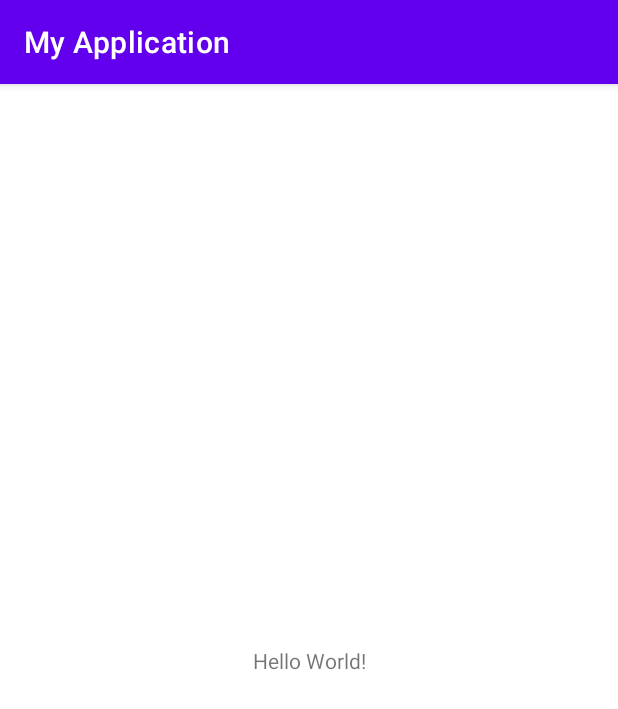
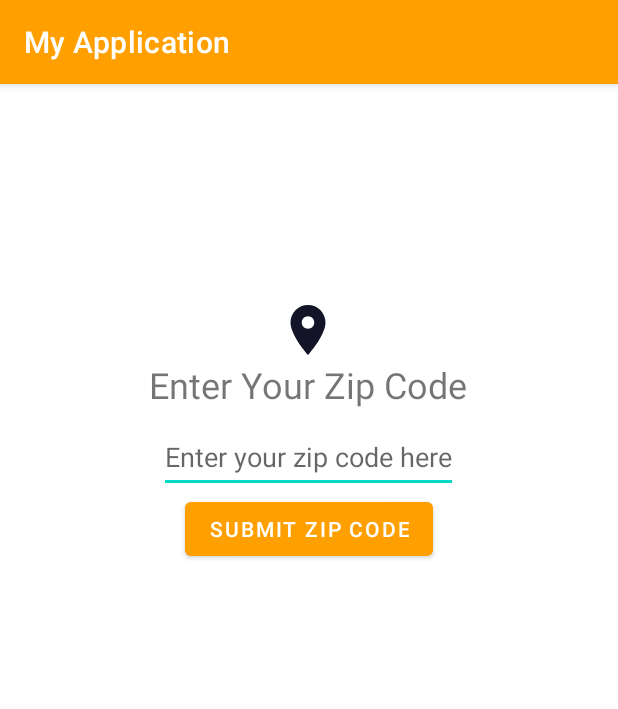
Before and after one commit to Uduak-umanah/gitWork, an Android app: the screen it shows after launch (MainActivity), on a phone screen of 412 x 824 dp. Shown: the top 709 px of the screen. Run offline under Robolectric (Android 15) with nearby library versions, the phone set to English and light mode, and no system bars.

Commit message:
inseert additional files

```diff
--- a/app/src/main/java/com/uduak/myapplication/MainActivity.kt
+++ b/app/src/main/java/com/uduak/myapplication/MainActivity.kt
@@ -2,12 +2,21 @@ package com.uduak.myapplication
 
 import androidx.appcompat.app.AppCompatActivity
 import android.os.Bundle
+import android.widget.Toast
+import kotlinx.android.synthetic.main.activity_main.*
 
 class MainActivity : AppCompatActivity() {
     // region Set up methods
     override fun onCreate(savedInstanceState: Bundle?) {
         super.onCreate(savedInstanceState)
         setContentView(R.layout.activity_main)
+        val zipCodeEditText = Zipcode.text
+
+        button.setOnClickListener {
+            Toast.makeText(this, "you entered ${zipCodeEditText.toString()}", Toast.LENGTH_SHORT).show()
+            }
+
+
 
     }
 
--- /dev/null
+++ b/app/src/main/res/drawable/ic_baseline_location_on_24.xml
@@ -0,0 +1,5 @@
+<vector android:height="24dp" android:tint="#141428"
+    android:viewportHeight="24" android:viewportWidth="24"
+    android:width="24dp" xmlns:android="http://schemas.android.com/apk/res/android">
+    <path android:fillColor="@android:color/white" android:pathData="M12,2C8.13,2 5,5.13 5,9c0,5.25 7,13 7,13s7,-7.75 7,-13c0,-3.87 -3.13,-7 -7,-7zM12,11.5c-1.38,0 -2.5,-1.12 -2.5,-2.5s1.12,-2.5 2.5,-2.5 2.5,1.12 2.5,2.5 -1.12,2.5 -2.5,2.5z"/>
+</vector>
--- a/app/src/main/res/layout/activity_main.xml
+++ b/app/src/main/res/layout/activity_main.xml
@@ -6,13 +6,46 @@
     android:layout_height="match_parent"
     tools:context=".MainActivity">
 
-    <TextView
+    <EditText
+        android:id="@+id/Zipcode"
         android:layout_width="wrap_content"
         android:layout_height="wrap_content"
-        android:text="Hello World!"
+        android:layout_marginTop="8dp"
+        android:hint="@string/enter_your_zip_code_here"
+        android:inputType="number"
+        android:minHeight="48dp"
+        app:layout_constraintEnd_toEndOf="@+id/text"
+        app:layout_constraintStart_toStartOf="@+id/text"
+        app:layout_constraintTop_toBottomOf="@id/text" />
+
+    <TextView
+        android:id="@+id/text"
+        android:layout_width="wrap_content"
+        android:layout_height="wrap_content"
+        android:text="@string/enter_your_zip_code"
+        android:textSize="@dimen/title_text_height"
+        app:layout_constraintEnd_toEndOf="@+id/icon"
+        app:layout_constraintStart_toStartOf="@+id/icon"
+        app:layout_constraintTop_toBottomOf="@id/icon" />
+
+    <ImageView
+        android:id="@+id/icon"
+        android:layout_width="@dimen/icon_size"
+        android:layout_height="@dimen/icon_size"
         app:layout_constraintBottom_toBottomOf="parent"
         app:layout_constraintEnd_toEndOf="parent"
+        app:layout_constraintHorizontal_bias="0.498"
         app:layout_constraintStart_toStartOf="parent"
-        app:layout_constraintTop_toTopOf="parent" />
+        app:layout_constraintTop_toTopOf="parent"
+        app:layout_constraintVertical_bias="0.198"
+        app:srcCompat="@drawable/ic_baseline_location_on_24" />
 
+    <Button
+        android:id="@+id/button"
+        android:layout_width="wrap_content"
+        android:layout_height="wrap_content"
+        android:text="@string/submit_zip_code"
+        app:layout_constraintEnd_toEndOf="@+id/Zipcode"
+        app:layout_constraintStart_toStartOf="@+id/Zipcode"
+        app:layout_constraintTop_toBottomOf="@+id/Zipcode" />
 </androidx.constraintlayout.widget.ConstraintLayout>
--- a/app/src/main/res/values/colors.xml
+++ b/app/src/main/res/values/colors.xml
@@ -1,8 +1,8 @@
 <?xml version="1.0" encoding="utf-8"?>
 <resources>
-    <color name="purple_200">#FFBB86FC</color>
-    <color name="purple_500">#FF6200EE</color>
-    <color name="purple_700">#FF3700B3</color>
+    <color name="purple_200">#FFC107</color>
+    <color name="purple_500">#FFA000</color>
+    <color name="purple_700">#009688</color>
     <color name="teal_200">#FF03DAC5</color>
     <color name="teal_700">#FF018786</color>
     <color name="black">#FF000000</color>
--- /dev/null
+++ b/app/src/main/res/values/dimens.xml
@@ -0,0 +1,4 @@
+<?xml version="1.0" encoding="utf-8"?>
+<resources>
+    <dimen name="title_text_height"> 24sp</dimen>
+</resources>
--- a/app/src/main/res/values/strings.xml
+++ b/app/src/main/res/values/strings.xml
@@ -1,3 +1,7 @@
 <resources>
     <string name="app_name">My Application</string>
+    <string name="enter_your_zip_code">Enter Your Zip Code</string>
+    <string name="enter_your_zip_code_here">Enter your zip code here</string>
+    <string name="submit_zip_code">Submit Zip Code</string>
+    <string name="zip_code_entry_error"> please enter a valid input</string>
 </resources>
--- /dev/null
+++ b/app/src/main/res/values/zip.xml
@@ -0,0 +1,4 @@
+<?xml version="1.0" encoding="utf-8"?>
+<resources>
+    <dimen name="icon_size">40dp</dimen>
+</resources>
```
